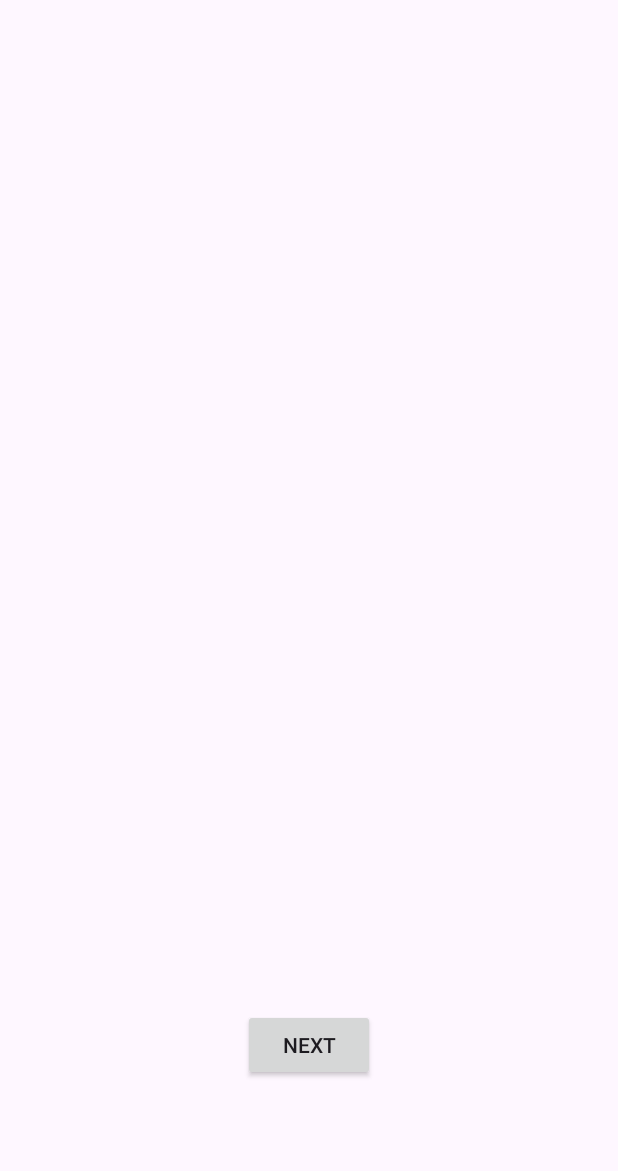
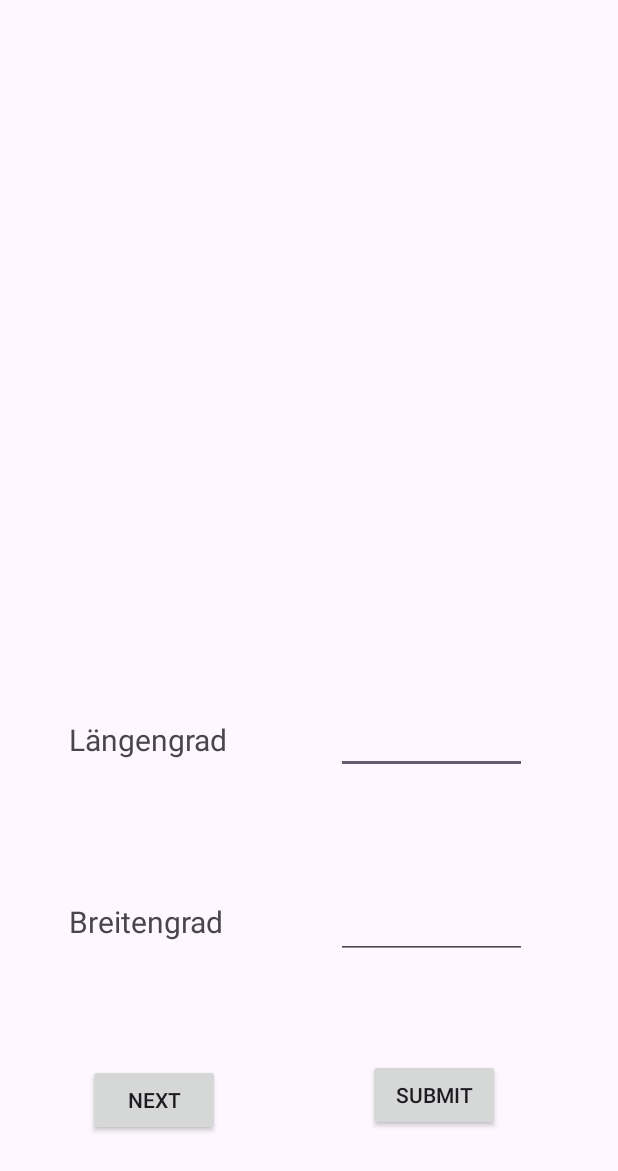
Before and after one commit to d3nnis2001/GeoGuessr, an Android app: the GameActivity screen opened directly, with no data from a screen before it, on a phone screen of 412 x 824 dp. Shown: the top 1171 px of the screen. Run offline under Robolectric (Android 15) with nearby library versions, the phone set to English and light mode, and no system bars.

Commit message:
added layout for guessing location, method to check for valid inputs in editext. closes #65792 @1h

```diff
--- a/app/src/main/java/com/gse23/dschielke/GameActivity.java
+++ b/app/src/main/java/com/gse23/dschielke/GameActivity.java
@@ -10,6 +10,7 @@ import android.content.res.AssetManager;
 import android.util.Log;
 import android.view.View;
 import android.widget.Button;
+import android.widget.EditText;
 import android.widget.ImageView;
 
 import androidx.appcompat.app.AlertDialog;
@@ -32,6 +33,8 @@ public class GameActivity extends Activity {
             super(message);
         }
     }
+    EditText breitengrad;
+    EditText laengengrad;
     ArrayList<String> hadImage = new ArrayList<>();
     ArrayList<ImageInfo> imagesInf = new ArrayList<>();
     int currAlbum = 0;
@@ -44,6 +47,8 @@ public class GameActivity extends Activity {
     protected void onCreate(Bundle savedInstanceState) {
         super.onCreate(savedInstanceState);
         setContentView(R.layout.game_activity);
+        breitengrad = findViewById(R.id.Breitengrad);
+        laengengrad = findViewById(R.id.Laengengrad);
         assetManager = getAssets();
         Intent intent = getIntent();
         // Add Exif data to datastructure
@@ -68,6 +73,7 @@ public class GameActivity extends Activity {
         } catch (IOException e) {
             throw new RuntimeException(e);
         }
+        submitGuess();
         // Next Picture Button
         nextPic();
     }
@@ -84,6 +90,25 @@ public class GameActivity extends Activity {
             }
         });
     }
+    private void submitGuess() {
+        Button submit = findViewById(R.id.submitButton);
+        submit.setOnClickListener(new View.OnClickListener() {
+            @Override
+            public void onClick(View view) {
+                int inputlen = Integer.parseInt(laengengrad.getText().toString());
+                int inputwidth = Integer.parseInt(breitengrad.getText().toString());
+                final int boundlen = 180;
+                final int boundwidth = 90;
+                if (inputlen > boundlen || inputlen < (boundlen * -1) || inputwidth > boundwidth
+                    || inputwidth < (boundwidth * -1)) {
+                    wrongValuesDialog();
+                } else {
+                    laengengrad.setEnabled(false);
+                    breitengrad.setEnabled(false);
+                }
+            }
+        });
+    }
     private void showPicture(String foldername) throws IOException {
         assetManager = getAssets();
         if (hadImage != null && hadImage.size() > 0) {
@@ -94,6 +119,8 @@ public class GameActivity extends Activity {
             ImageView imageView = findViewById(R.id.imageView);
             Drawable drawable = Drawable.createFromStream(st, null);
             imageView.setImageDrawable(drawable);
+            breitengrad.setText("");
+            laengengrad.setText("");
             // Added Logging of the picture before removing it from the arr
             logCurrentImage(randomString);
             hadImage.remove(randomNum);
@@ -114,6 +141,19 @@ public class GameActivity extends Activity {
         AlertDialog.Builder builder = new AlertDialog.Builder(this);
         builder.setTitle("That's it");
         builder.setMessage("You've gone through all images");
+        builder.setPositiveButton("Understood", new DialogInterface.OnClickListener() {
+            @Override
+            public void onClick(DialogInterface dialog, int which) {
+                dialog.dismiss();
+            }
+        });
+        builder.create().show();
+    }
+
+    private void wrongValuesDialog() {
+        AlertDialog.Builder builder = new AlertDialog.Builder(this);
+        builder.setTitle("Wrong Values");
+        builder.setMessage("The longitude goes from -180 to 180 and the latitude from -90 to 90. Correct your answer!");
         builder.setPositiveButton("OK", new DialogInterface.OnClickListener() {
             @Override
             public void onClick(DialogInterface dialog, int which) {
--- a/app/src/main/res/layout/game_activity.xml
+++ b/app/src/main/res/layout/game_activity.xml
@@ -12,8 +12,10 @@
         android:contentDescription="@string/geoguesserpicture"
         app:layout_constraintBottom_toBottomOf="parent"
         app:layout_constraintEnd_toEndOf="parent"
+        app:layout_constraintHorizontal_bias="0.495"
         app:layout_constraintStart_toStartOf="parent"
         app:layout_constraintTop_toTopOf="parent"
+        app:layout_constraintVertical_bias="0.167"
         tools:srcCompat="@tools:sample/avatars" />
 
     <Button
@@ -23,6 +25,75 @@
         android:text="@string/next"
         app:layout_constraintBottom_toBottomOf="parent"
         app:layout_constraintEnd_toEndOf="parent"
+        app:layout_constraintHorizontal_bias="0.182"
         app:layout_constraintStart_toStartOf="parent"
-        app:layout_constraintTop_toBottomOf="@+id/imageView" />
+        app:layout_constraintTop_toBottomOf="@+id/imageView"
+        app:layout_constraintVertical_bias="0.823" />
+
+    <EditText
+        android:id="@+id/Laengengrad"
+        android:layout_width="127dp"
+        android:layout_height="72dp"
+        android:ems="10"
+        android:inputType="number"
+        app:layout_constraintBottom_toTopOf="@+id/showButton"
+        app:layout_constraintEnd_toEndOf="parent"
+        app:layout_constraintHorizontal_bias="0.788"
+        app:layout_constraintStart_toStartOf="parent"
+        app:layout_constraintTop_toBottomOf="@+id/imageView"
+        app:layout_constraintVertical_bias="0.191" />
+
+    <EditText
+        android:id="@+id/Breitengrad"
+        android:layout_width="127dp"
+        android:layout_height="72dp"
+        android:ems="10"
+        android:inputType="number"
+        app:layout_constraintBottom_toTopOf="@+id/showButton"
+        app:layout_constraintEnd_toEndOf="parent"
+        app:layout_constraintHorizontal_bias="0.788"
+        app:layout_constraintStart_toStartOf="parent"
+        app:layout_constraintTop_toBottomOf="@+id/imageView"
+        app:layout_constraintVertical_bias="0.707" />
+
+    <TextView
+        android:id="@+id/textView"
+        android:layout_width="116dp"
+        android:layout_height="28dp"
+        android:layout_marginBottom="64dp"
+        android:text="@string/längengrad"
+        android:textSize="20sp"
+        app:layout_constraintBottom_toTopOf="@+id/showButton"
+        app:layout_constraintEnd_toStartOf="@+id/Laengengrad"
+        app:layout_constraintHorizontal_bias="0.425"
+        app:layout_constraintStart_toStartOf="parent"
+        app:layout_constraintTop_toBottomOf="@+id/imageView"
+        app:layout_constraintVertical_bias="0.369" />
+
+    <TextView
+        android:id="@+id/textView2"
+        android:layout_width="116dp"
+        android:layout_height="28dp"
+        android:layout_marginBottom="64dp"
+        android:text="@string/breitengrad"
+        android:textSize="20sp"
+        app:layout_constraintBottom_toTopOf="@+id/showButton"
+        app:layout_constraintEnd_toStartOf="@+id/Laengengrad"
+        app:layout_constraintHorizontal_bias="0.425"
+        app:layout_constraintStart_toStartOf="parent"
+        app:layout_constraintTop_toBottomOf="@+id/imageView"
+        app:layout_constraintVertical_bias="0.924" />
+
+    <Button
+        android:id="@+id/submitButton"
+        android:layout_width="wrap_content"
+        android:layout_height="wrap_content"
+        android:text="@string/submit"
+        app:layout_constraintBottom_toBottomOf="parent"
+        app:layout_constraintEnd_toEndOf="parent"
+        app:layout_constraintHorizontal_bias="0.555"
+        app:layout_constraintStart_toEndOf="@+id/showButton"
+        app:layout_constraintTop_toBottomOf="@+id/Breitengrad"
+        app:layout_constraintVertical_bias="0.49" />
+
 </androidx.constraintlayout.widget.ConstraintLayout>
--- a/app/src/main/res/values/strings.xml
+++ b/app/src/main/res/values/strings.xml
@@ -3,4 +3,7 @@
     <string name="helloworld">Welcome to GSEoGuessr!</string>
     <string name="next">Next</string>
     <string name="geoguesserpicture">GeoGuesserPicture</string>
+    <string name="submit">Submit</string>
+    <string name="breitengrad">Breitengrad</string>
+    <string name="längengrad">Längengrad</string>
 </resources>
```
